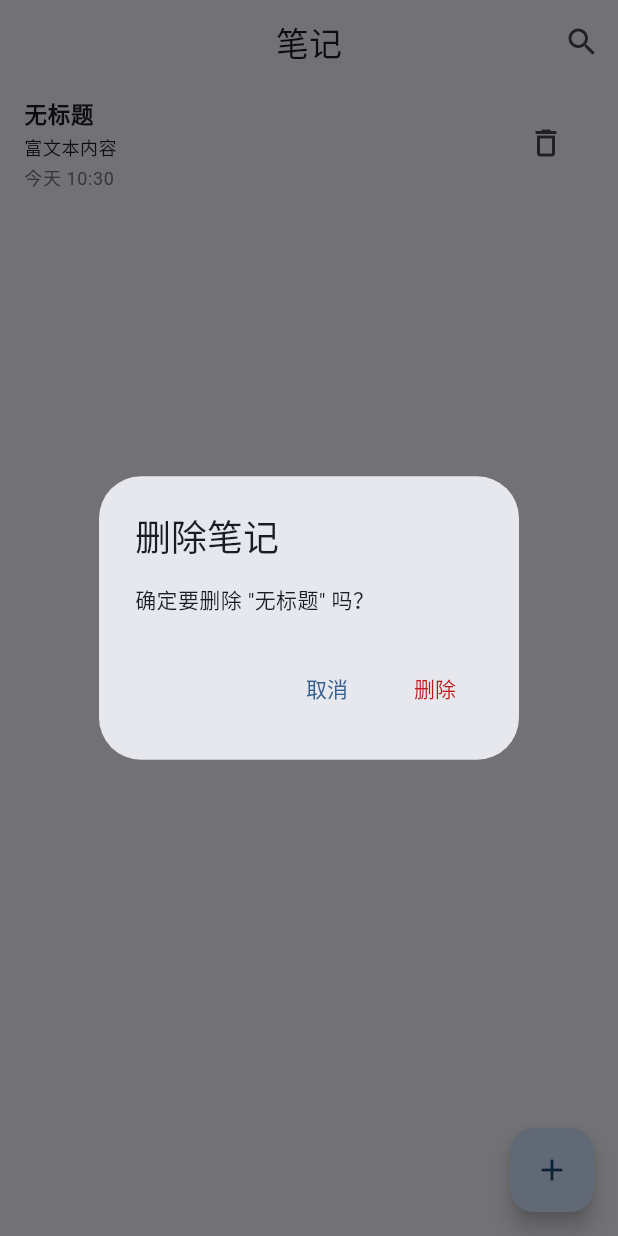
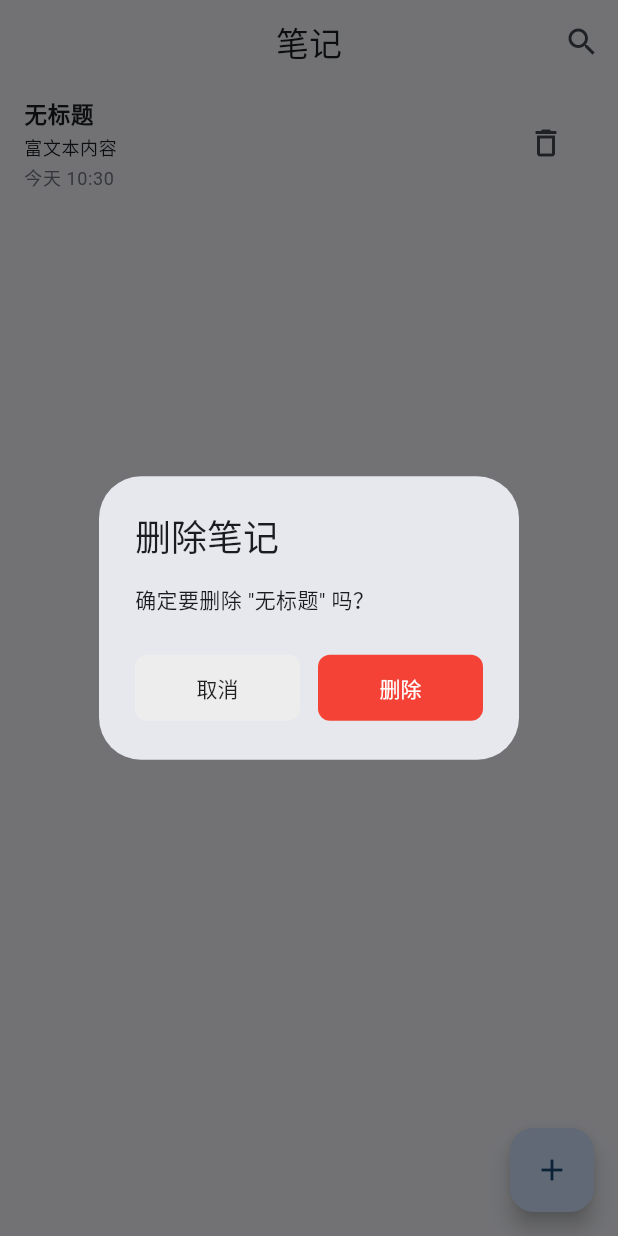
Before and after one commit to zhanglingde/flutter_note, a Flutter app: the screen it shows after launch, after a tap on the "add" icon, after a tap on the "delete outline" icon, on a phone screen of 412 x 824 dp. Run offline on Flutter 3.47's test engine with Material 3 defaults, Android fonts, the phone set to English and light mode, and no system bars; our stand-ins replace file_picker, lucide_icons, sqflite, sqflite_common_ffi; missing offline and left inert: dart_quill_delta, flutter_inappwebview, flutter_quill, highlight, super_clipboard; accounts and stored records are empty; statements that could not run were skipped.

Commit message:
feat：复制优化、删除美化

```diff
--- a/lib/screens/home_screen.dart
+++ b/lib/screens/home_screen.dart
@@ -265,16 +265,38 @@ class _HomeScreenState extends State<HomeScreen> {
         title: const Text('删除笔记'),
         content: Text('确定要删除 "${note.title.isEmpty ? "无标题" : note.title}" 吗？'),
         actions: [
-          TextButton(
+          Row(
+            children: [
+              Expanded(
+                child: TextButton(
                   onPressed: () => Navigator.pop(context, false),
+                  style: TextButton.styleFrom(
+                    backgroundColor: const Color(0xFFEDEDED),
+                    foregroundColor: Colors.black87,
+                    padding: const EdgeInsets.symmetric(vertical: 12),
+                    shape: RoundedRectangleBorder(
+                      borderRadius: BorderRadius.circular(8),
+                    ),
+                  ),
                   child: const Text('取消'),
                 ),
-          TextButton(
+              ),
+              const SizedBox(width: 12),
+              Expanded(
+                child: TextButton(
                   onPressed: () => Navigator.pop(context, true),
                   style: TextButton.styleFrom(
-              foregroundColor: Theme.of(context).colorScheme.error,
+                    backgroundColor: Colors.red,
+                    foregroundColor: Colors.white,
+                    padding: const EdgeInsets.symmetric(vertical: 12),
+                    shape: RoundedRectangleBorder(
+                      borderRadius: BorderRadius.circular(8),
+                    ),
                   ),
                   child: const Text('删除'),
+                ),
+              ),
+            ],
           ),
         ],
       ),
--- a/lib/widgets/rich_text_editor.dart
+++ b/lib/widgets/rich_text_editor.dart
@@ -86,6 +86,10 @@ class _RichTextEditorState extends State<RichTextEditor> {
     super.initState();
     HardwareKeyboard.instance.addHandler(_handleGlobalKeyEvent);
     _initializeController();
+    // 首帧渲染后请求焦点
+    WidgetsBinding.instance.addPostFrameCallback((_) {
+      if (mounted) _focusNode.requestFocus();
+    });
   }
 
   void _initializeController() {
```
Also changed, not shown: lib/screens/editor_screen.dart (+32 -8 lines). Lines whose indentation alone changed are shown as unchanged.
